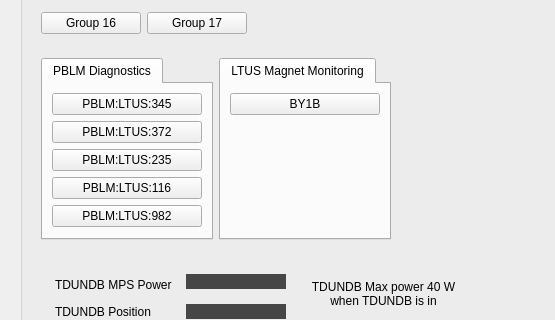
First picture: the form in ltus_main.ui, repository ad-build-test/pydm-mps, before the edit; both pictures show x 0 to 555 and y 262 to 582 of the 1191 by 775 pixel window.
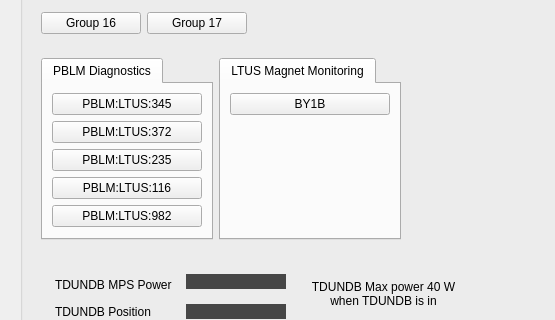
Second picture: the form after the edit. Custom widgets are drawn as their Qt base class.

What changed in the file:
```diff
--- a/ltus_main.ui
+++ b/ltus_main.ui
@@ -273,7 +273,7 @@
                  <widget class="PyDMEDMDisplayButton" name="PyDMEDMDisplayButton">
                   <property name="minimumSize">
                    <size>
-                    <width>150</width>
+                    <width>160</width>
                     <height>20</height>
                    </size>
                   </property>
```
